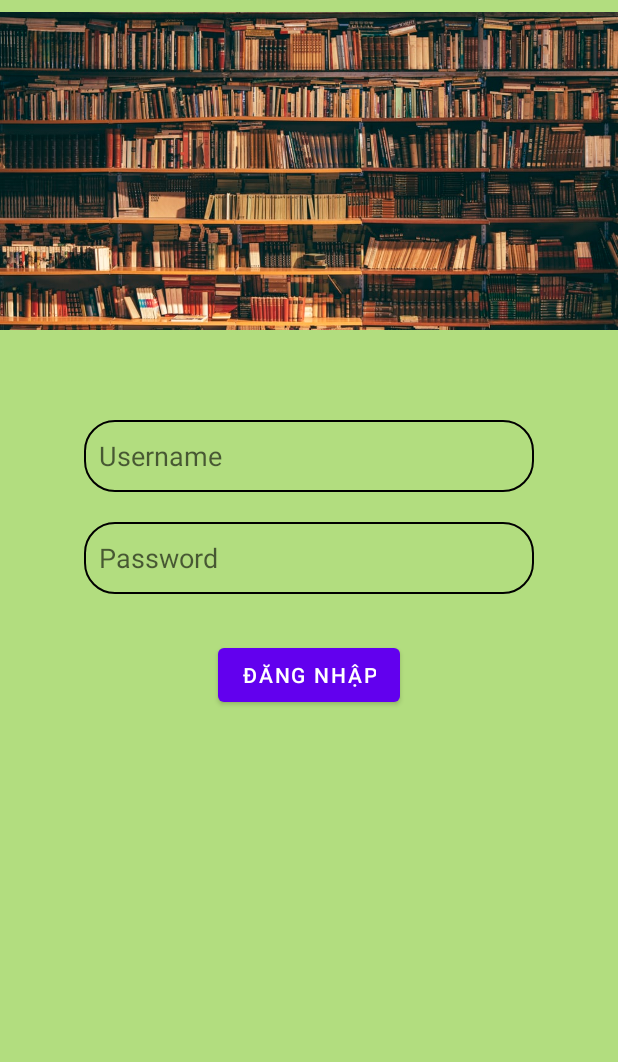
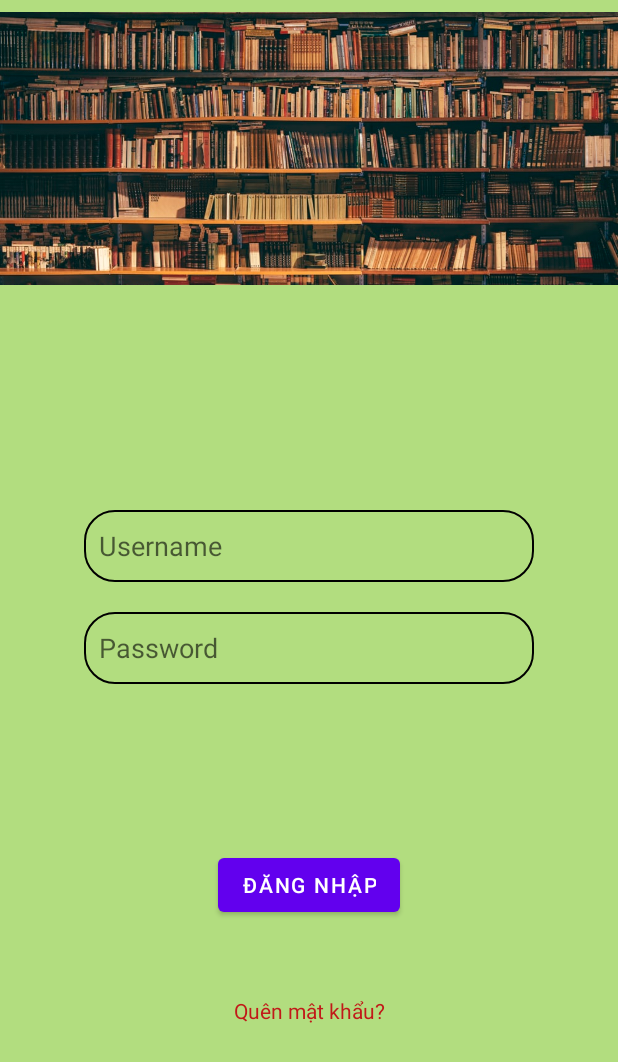
Before and after one commit to hatmitliti/Selling-book-shipper, an Android app: the screen it shows after launch (Login), on a phone screen of 412 x 824 dp. Shown: the top 1062 px of the screen. Run offline under Robolectric (Android 15) with nearby library versions, the phone set to English and light mode, and no system bars; our stand-ins replace Firebase (no records; nobody signed in at launch, a user with empty details on screens opened directly).

Commit message:
UI update: Login screen

```diff
--- a/app/src/main/res/layout/layout_dang_nhap.xml
+++ b/app/src/main/res/layout/layout_dang_nhap.xml
@@ -20,7 +20,7 @@
     </LinearLayout>
 
     <LinearLayout
-        android:layout_marginTop="50dp"
+       android:gravity="center"
         android:layout_width="match_parent"
         android:layout_height="wrap_content"
         android:layout_weight="7"
@@ -31,6 +31,7 @@
             style="@style/EdittextStyle"
             android:background="@drawable/border"
             android:hint="@string/hintUsername"
+            android:imeOptions="actionNext"
             android:minHeight="48dp" />
 
         <EditText
@@ -38,6 +39,7 @@
             style="@style/EdittextStyle"
             android:background="@drawable/border"
             android:hint="@string/hintPassword"
+            android:imeOptions="actionDone"
             android:inputType="textPassword"
             android:minHeight="48dp" />
 
@@ -46,8 +48,15 @@
             android:layout_width="wrap_content"
             android:layout_height="wrap_content"
             android:layout_gravity="center"
-            android:layout_marginTop="20dp"
+            android:layout_marginTop="100dp"
             android:text="@string/login" />
+        <TextView
+            android:layout_marginTop="50dp"
+            android:layout_width="match_parent"
+            android:layout_height="wrap_content"
+            android:text="Quên mật khẩu?"
+            android:gravity="center"
+            android:textColor="#C11919" />
     </LinearLayout>
 
 </LinearLayout>
```
